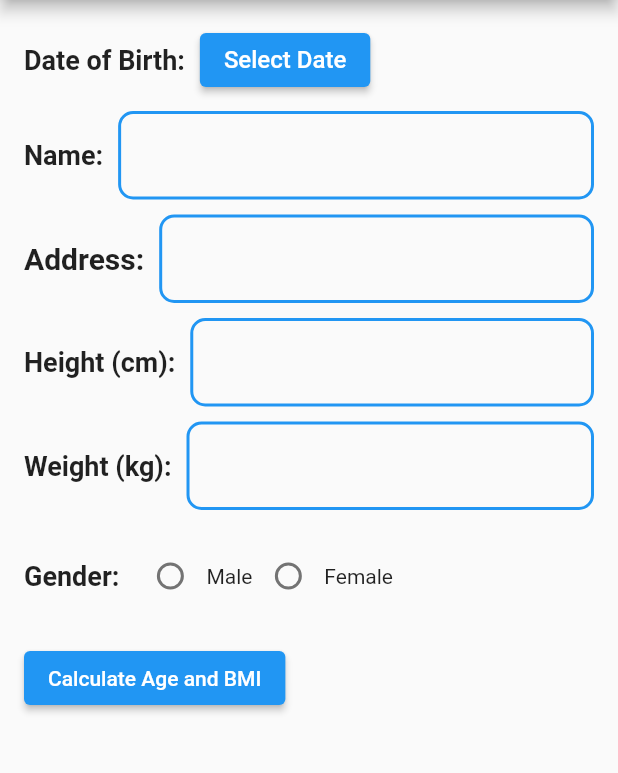
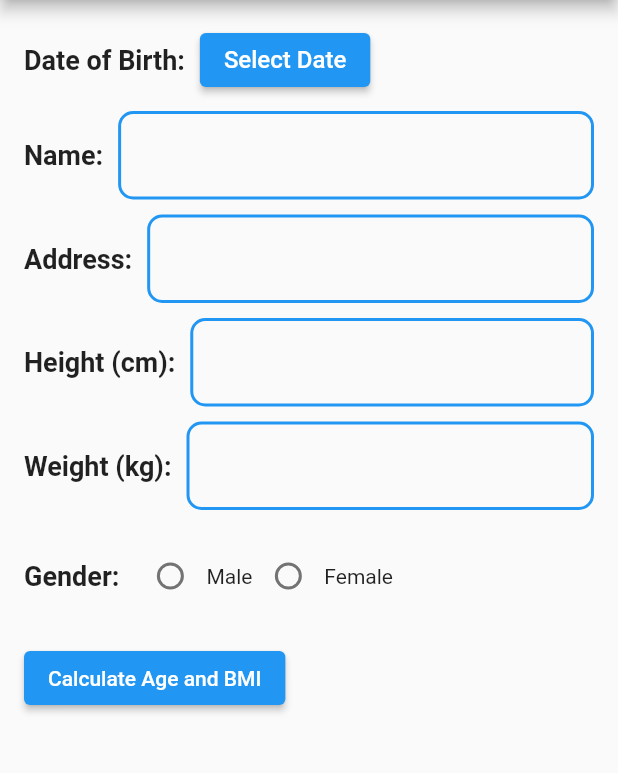
Before and after one commit to nimashat/bmi_cal, a Flutter app: the screen it shows after launch, on a phone screen of 412 x 824 dp, the part 84-857 px from its top. Run offline on Flutter 3.47's test engine with Material 2 defaults, Android fonts, the light colour scheme and no system bars; our stand-ins replace flutter_datetime_picker.

Commit message:
Update main.dart

```diff
--- a/lib/main.dart
+++ b/lib/main.dart
@@ -127,7 +127,7 @@ class _MyAppState extends State<MyApp> {
                   Text(
                     'Address:',
                     style: TextStyle(
-                      fontSize: 20,
+                      fontSize: 18,
                       fontWeight: FontWeight.bold,
                     ),
                   ),
```
